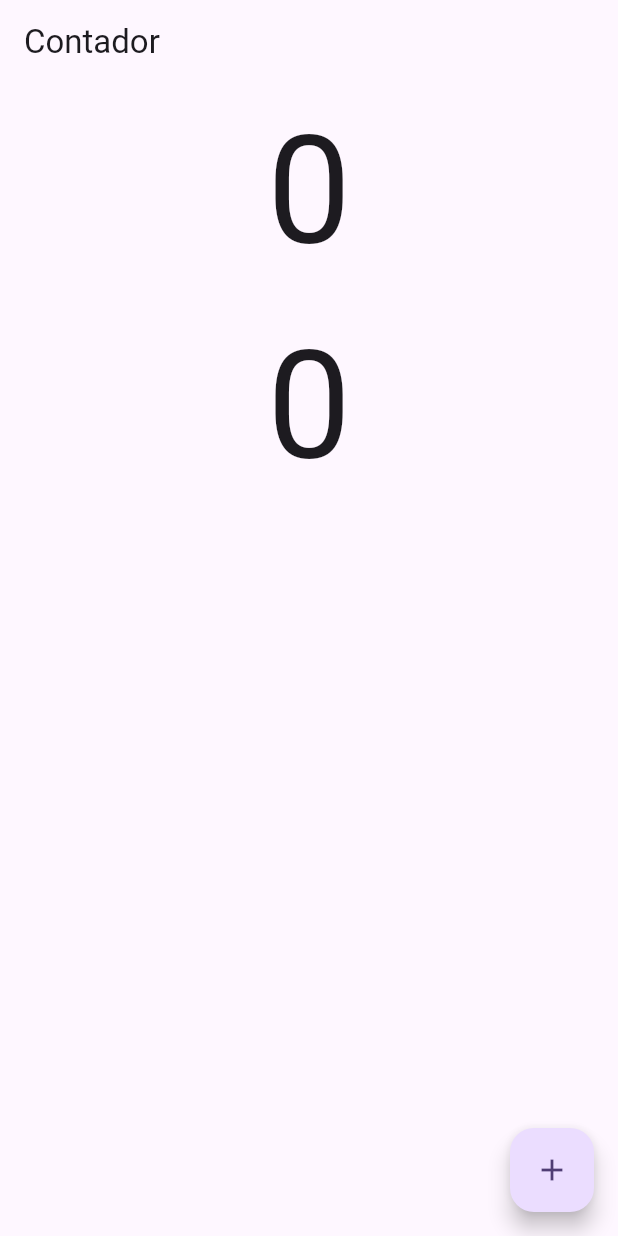
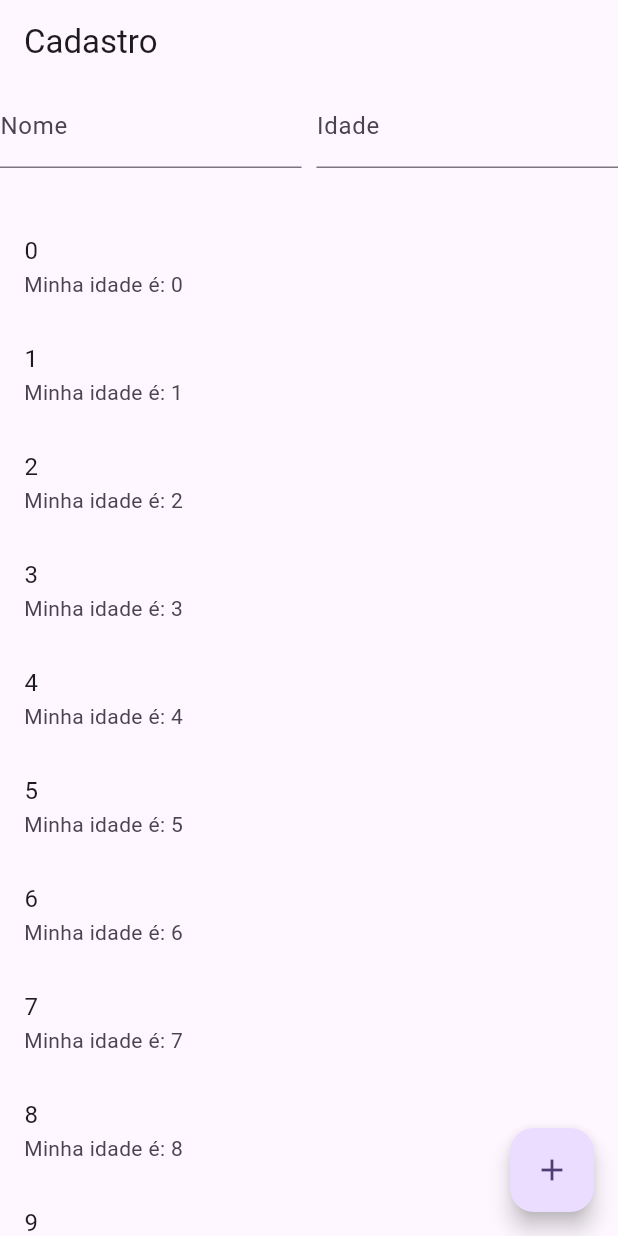
Before and after one commit to treinaweb/treinaweb-flutter-Getx, a Flutter app: the screen it shows after launch, on a phone screen of 412 x 824 dp. Run offline on Flutter 3.47's test engine with Material 2 defaults, Android fonts, the phone set to English and light mode, and no system bars; our stand-ins replace get.

Commit message:
criando tela 2

```diff
--- /dev/null
+++ b/lib/app/modules/cadastro/cadastro_binding.dart
@@ -0,0 +1,9 @@
+import 'package:contador/app/modules/cadastro/cadastro_controller.dart';
+import 'package:get/get.dart';
+
+class CadastroBinding implements Bindings {
+  @override
+  void dependencies() {
+    Get.put(CadastroController());
+  }
+}
--- /dev/null
+++ b/lib/app/modules/cadastro/cadastro_controller.dart
@@ -0,0 +1,3 @@
+import 'package:get/get.dart';
+
+class CadastroController extends GetxController {}
--- /dev/null
+++ b/lib/app/modules/cadastro/cadastro_page.dart
@@ -0,0 +1,57 @@
+import 'package:contador/app/modules/cadastro/cadastro_controller.dart';
+import 'package:flutter/material.dart';
+import 'package:get/get.dart';
+
+class CadastroPage extends GetView<CadastroController> {
+  const CadastroPage({Key? key}) : super(key: key);
+
+  @override
+  Widget build(BuildContext context) {
+    return Scaffold(
+        appBar: AppBar(
+          title: const Text('Cadastro'),
+        ),
+        floatingActionButton: FloatingActionButton(
+            onPressed: () {}, child: const Icon(Icons.add)),
+        body: SingleChildScrollView(
+          child: Column(
+            children: [
+              Padding(
+                padding: const EdgeInsets.only(bottom: 30),
+                child: Form(
+                  child: Row(
+                    children: const [
+                      Expanded(
+                        child: TextField(
+                          decoration: InputDecoration(labelText: 'Nome'),
+                        ),
+                      ),
+                      SizedBox(
+                        width: 10,
+                      ),
+                      Expanded(
+                        child: TextField(
+                          decoration: InputDecoration(labelText: 'Idade'),
+                        ),
+                      ),
+                    ],
+                  ),
+                ),
+              ),
+              SizedBox(
+                width: context.width,
+                height: context.height,
+                child: ListView.builder(
+                  itemBuilder: (ctx, i) {
+                    return ListTile(
+                      title: Text("$i"),
+                      subtitle: Text('Minha idade é: $i'),
+                    );
+                  },
+                ),
+              )
+            ],
+          ),
+        ));
+  }
+}
--- a/lib/app/routes/app_pages.dart
+++ b/lib/app/routes/app_pages.dart
@@ -1,3 +1,4 @@
+import 'package:contador/app/modules/cadastro/cadastro_page.dart';
 import 'package:contador/app/modules/home/home_binding.dart';
 import 'package:contador/app/modules/home/home_page.dart';
 import 'package:contador/app/routes/app_routes.dart';
@@ -11,6 +12,7 @@ class AppPage {
       name: Routes.HOME,
       page: () => const HomePage(),
       binding: HomeBinding(),
-    )
+    ),
+    GetPage(name: Routes.CADASTRO, page: () => const CadastroPage()),
   ];
 }
--- a/lib/app/routes/app_routes.dart
+++ b/lib/app/routes/app_routes.dart
@@ -2,4 +2,5 @@
 
 abstract class Routes {
   static const HOME = '/HOME';
+  static const CADASTRO = "/CADASTRO";
 }
--- a/lib/main.dart
+++ b/lib/main.dart
@@ -21,7 +21,7 @@ class MyApp extends StatelessWidget {
         colorScheme: ColorScheme.fromSeed(seedColor: Colors.deepPurple),
       ),
       getPages: AppPage.routes,
-      initialRoute: Routes.HOME,
+      initialRoute: Routes.CADASTRO,
     );
   }
 }
```
